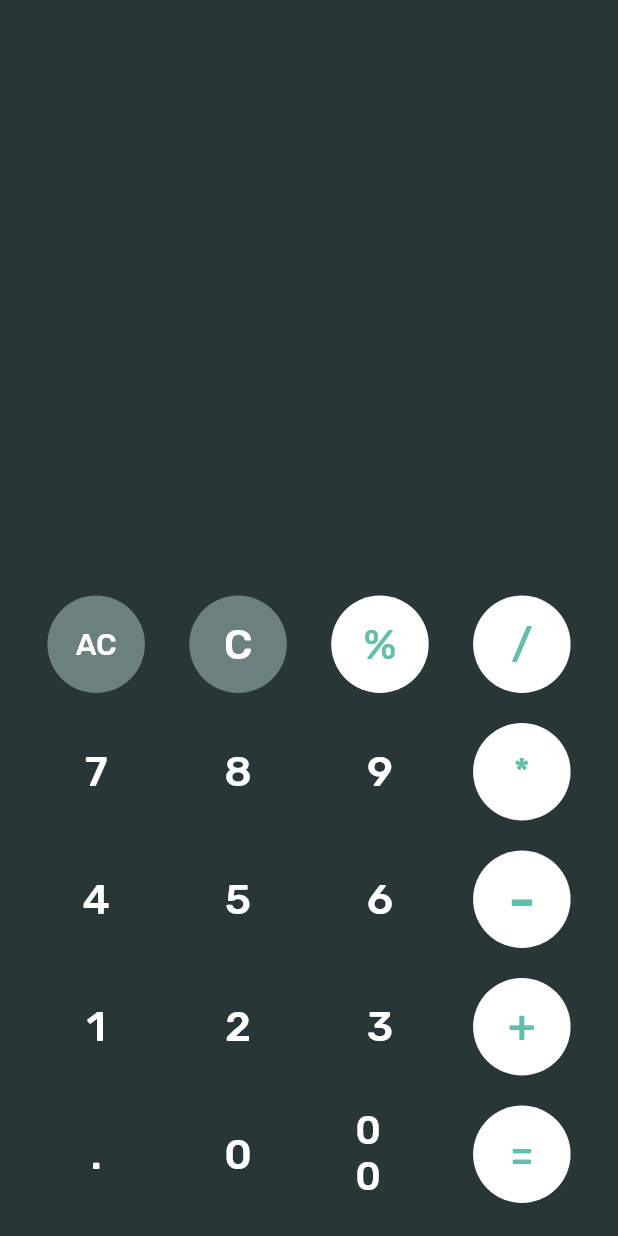
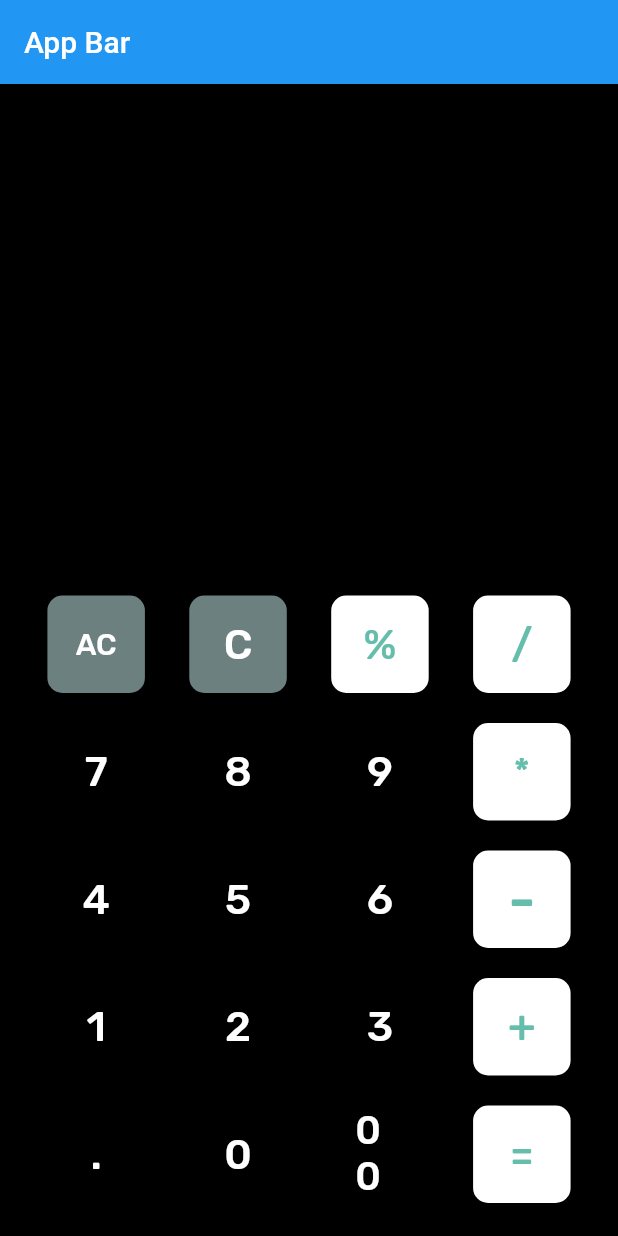
Before and after one commit to Ananya-Trivedi/SuperPositron_Workshop, a Flutter app: the screen it shows after launch, on a phone screen of 412 x 824 dp. Run offline on Flutter 3.47's test engine with Material 2 defaults, Android fonts, the phone set to English and light mode, and no system bars; our stand-ins replace google_fonts, math_expressions.

Commit message:
Ugly app

```diff
--- a/lib/main.dart
+++ b/lib/main.dart
@@ -1,16 +1,18 @@
 import 'package:math_expressions/math_expressions.dart';
 import 'package:flutter/material.dart';
 import 'package:google_fonts/google_fonts.dart';
-
 import './widgets/CalcButton.dart';
 
+// main entry point of the app
 void main() {
   runApp(CalcApp());
 }
 
 class CalcApp extends StatefulWidget {
+  // constructor of CalcApp
   const CalcApp({Key key}) : super(key: key);
 
+  // triggers the subclass of the state (CalcAppState)
   @override
   CalcAppState createState() => CalcAppState();
 }
@@ -19,10 +21,12 @@ class CalcAppState extends State<CalcApp> {
   String _history = '';
   String _expression = '';
 
+  // updates text on button click
   void numClick(String text) {
     setState(() => _expression += text);
   }
 
+  // clears history and current screen
   void allClear(String text) {
     setState(() {
       _history = '';
@@ -30,6 +34,7 @@ class CalcAppState extends State<CalcApp> {
     });
   }
 
+  // clears just current screen (remembers prev entry)
   void clear(String text) {
     setState(() {
       _expression = '';
@@ -41,6 +46,16 @@ class CalcAppState extends State<CalcApp> {
     Expression exp = p.parse(_expression);
     ContextModel cm = ContextModel();
 
+    /*
+    If we don't use parser:
+
+    Variable x = Variable('x'), y = Variable('y');
+    Power xSquare = Power(x, 2);
+    Cos yCos = Cos(y);
+    Number three = Number(3.0);
+    Expression exp = (xSquare + yCos) / three;
+    */
+
     setState(() {
       _history = _expression;
       _expression = exp.evaluate(EvaluationType.REAL, cm).toString();
@@ -50,10 +65,17 @@ class CalcAppState extends State<CalcApp> {
   @override
   Widget build(BuildContext context) {
     return MaterialApp(
-      debugShowCheckedModeBanner: false,
-      title: 'Calculator',
+      //debugShowCheckedModeBanner: false,
+      // basic material design visual layout structure
       home: Scaffold(
-        backgroundColor: Color(0xFF283637),
+        appBar: AppBar(
+          title: Text('App Bar'),
+          //backgroundColor:
+          //leading:
+          //elevation:
+        ),
+        backgroundColor: Colors.black,
+        //Color(0xFF283637),
         body: Container(
           padding: EdgeInsets.all(12),
           child: Column(
@@ -64,15 +86,20 @@ class CalcAppState extends State<CalcApp> {
                   padding: const EdgeInsets.only(right: 12),
                   child: Text(
                     _history,
+                    style: TextStyle(
+                      color: Colors.white,
+                    ),
+                    /*
                     style: GoogleFonts.rubik(
                       textStyle: TextStyle(
                         fontSize: 24,
                         color: Color(0xFF545F61),
                       ),
                     ),
+                    */
                   ),
                 ),
-                alignment: Alignment(1.0, 1.0),
+                //alignment: Alignment(0.5, 0.5),
               ),
               Container(
                 child: Padding(
@@ -81,21 +108,22 @@ class CalcAppState extends State<CalcApp> {
                     _expression,
                     style: GoogleFonts.rubik(
                       textStyle: TextStyle(
-                        fontSize: 48,
-                        color: Colors.white,
+                        fontSize: 30,
+                        color: Colors.yellow,
                       ),
                     ),
                   ),
                 ),
-                alignment: Alignment(1.0, 1.0),
+                //alignment: Alignment(1.0, 1.0),
               ),
-              SizedBox(height: 40),
+              //SizedBox(height: 40),
               Row(
                 mainAxisAlignment: MainAxisAlignment.spaceEvenly,
                 children: <Widget>[
                   CalcButton(
                     text: 'AC',
                     fillColor: 0xFF6C807F,
+                    // Colors.amber gives error
                     textSize: 20,
                     callback: allClear,
                   ),
--- a/lib/widgets/CalcButton.dart
+++ b/lib/widgets/CalcButton.dart
@@ -24,10 +24,13 @@ class CalcButton extends StatelessWidget {
       child: SizedBox(
         width: 65,
         height: 65,
+        // ignore: deprecated_member_use
         child: FlatButton(
           shape: RoundedRectangleBorder(
-            borderRadius: BorderRadius.circular(50.0),
+            // change radius to 50
+            borderRadius: BorderRadius.circular(10.0),
           ),
+          // event handlers
           onPressed: () {
             callback(text);
           },
```
Also changed, not shown: pubspec.lock, 5 other files.
